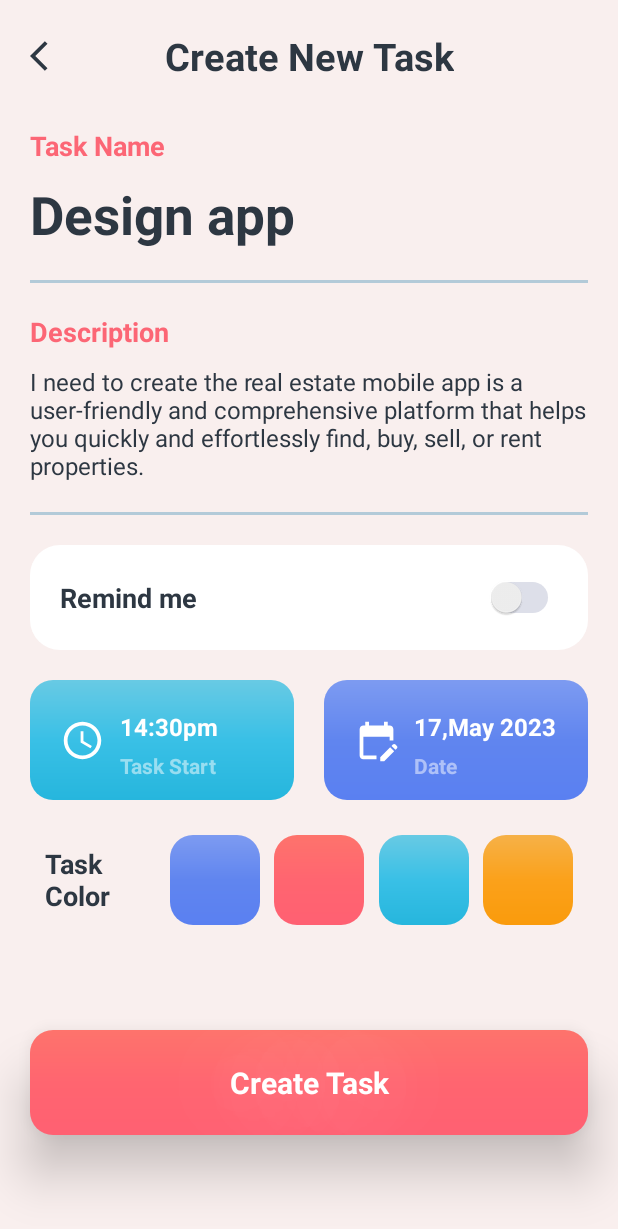
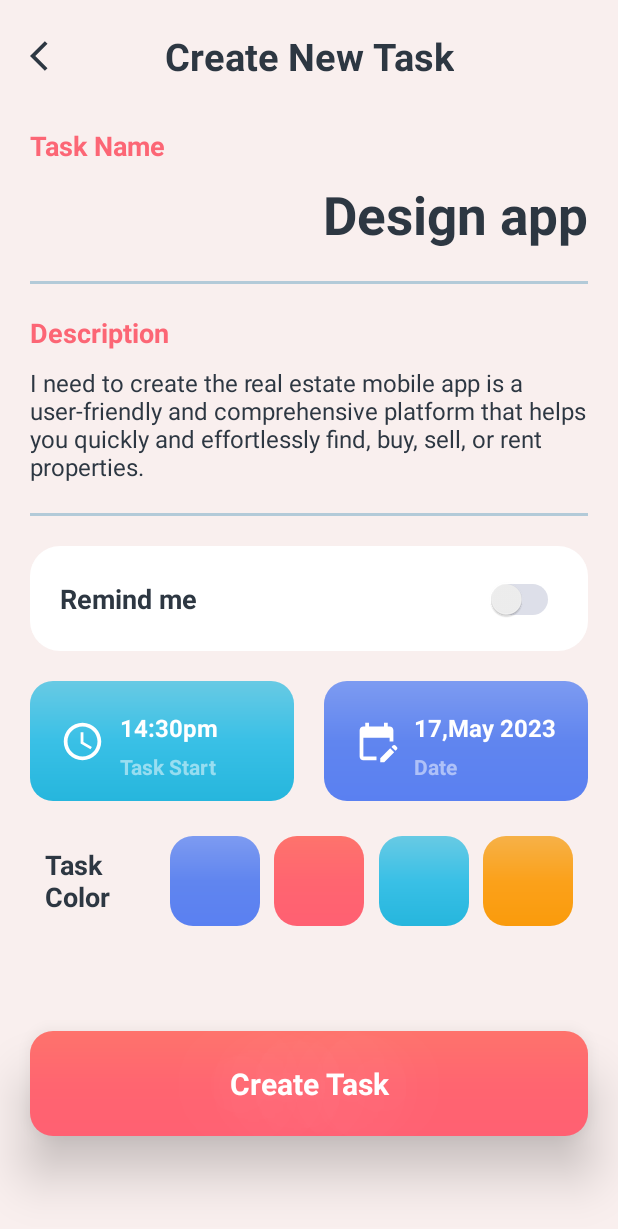
Before and after one commit to ArsTaroyan/Daily, an Android app: the layout fragment_create_new_task.xml on its own in the app's theme, with its tools: preview values and no code run, on a phone screen of 412 x 824 dp. Shown: the top 1229 px of the screen. Run offline under Robolectric (Android 15) with nearby library versions, the phone set to English and light mode, and no system bars.

```diff
--- a/app/src/main/res/layout/fragment_create_new_task.xml
+++ b/app/src/main/res/layout/fragment_create_new_task.xml
@@ -50,11 +50,11 @@
         android:ellipsize="end"
         android:inputType="textCapSentences"
         android:maxLines="1"
+        android:minHeight="48dp"
         android:textColor="@color/dark_grey"
         android:textSize="@dimen/size_35"
         android:textStyle="bold"
         app:layout_constraintEnd_toEndOf="@id/guideLineEnd"
-        app:layout_constraintStart_toStartOf="@id/guideLineBegin"
         app:layout_constraintTop_toBottomOf="@id/taskNameTitle"
         tools:text="Design app" />
 
@@ -131,6 +131,8 @@
         android:layout_width="wrap_content"
         android:layout_height="wrap_content"
         android:layout_marginEnd="@dimen/space_20"
+        android:minWidth="48dp"
+        android:minHeight="48dp"
         android:track="@drawable/shape_switch_track"
         app:layout_constraintBottom_toBottomOf="@id/remindMeView"
         app:layout_constraintEnd_toEndOf="@id/remindMeView"
```
Also changed, not shown: app/src/main/java/am/a_t/dailyapp/extension/Extension.kt (added, +7 -0 lines).
